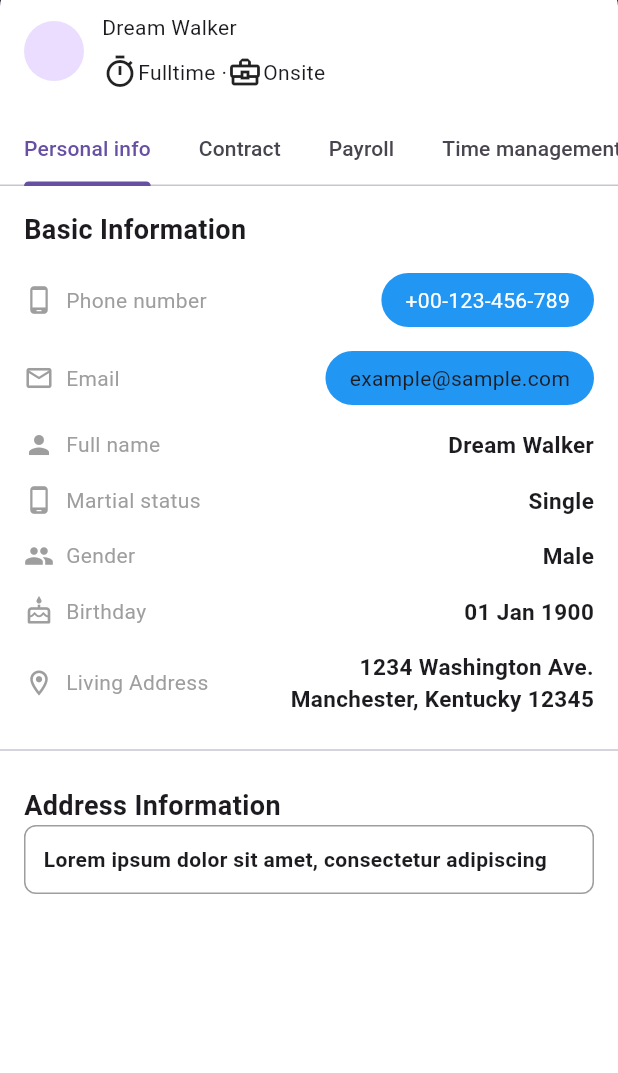
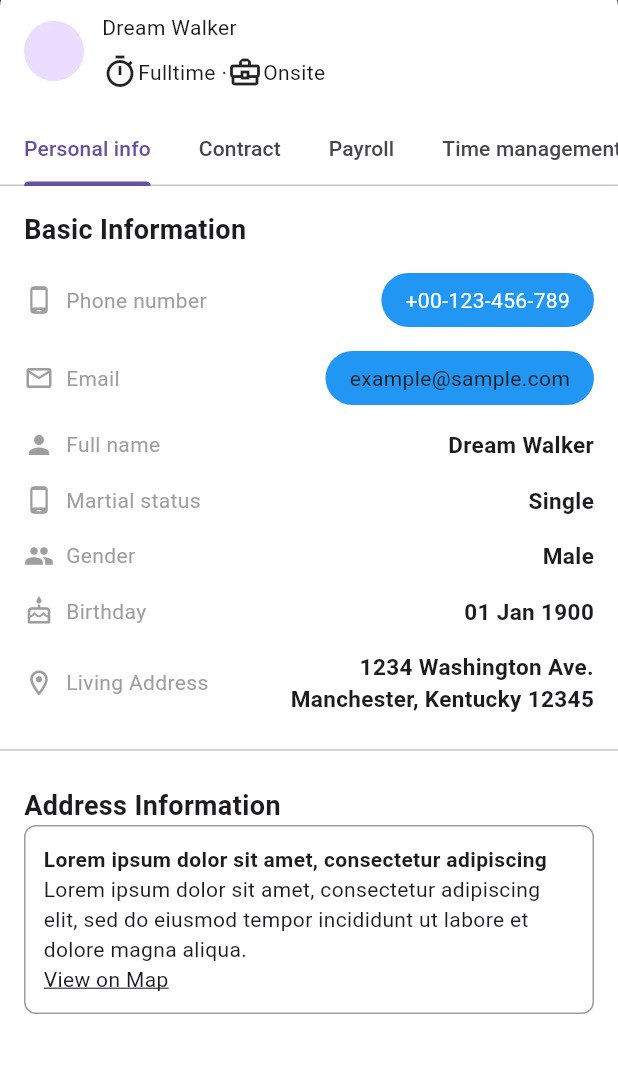
Before and after one commit to JAICHANGPARK/flutter_notebook_chapter_47, a Flutter app: the EmployeeDetailPage screen opened directly, on a phone screen of 412 x 824 dp, the part 96-1169 px from its top. Run offline on Flutter 3.47's test engine with Material 3 defaults, Android fonts, the phone set to English and light mode, and no system bars; our stand-ins replace gap, hugeicons.

Commit message:
Update employee_personal_page.dart

```diff
--- a/lib/ep2386_employee_app/ui/widgets/employee_personal_page.dart
+++ b/lib/ep2386_employee_app/ui/widgets/employee_personal_page.dart
@@ -180,6 +180,20 @@ class _EmployeePersonalPageState extends State<EmployeePersonalPage> {
                       maxLines: 1,
                       style: TextStyle(fontWeight: FontWeight.bold),
                     ),
+                    Text(
+                      "Lorem ipsum dolor sit amet, consectetur adipiscing elit, sed do eiusmod tempor incididunt ut labore et dolore magna aliqua.",
+                      maxLines: 3,
+                    ),
+                    Row(
+                      children: [
+                        Text(
+                          "View on Map",
+                          style: TextStyle(
+                            decoration: TextDecoration.underline,
+                          ),
+                        ),
+                      ],
+                    ),
                   ],
                 ),
               ),
```
